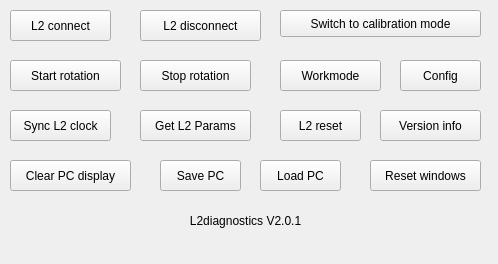
This is forms/ControlsDock.ui in markgol/L2diagnostic as Qt 5 draws it before an edit. The edited form follows.
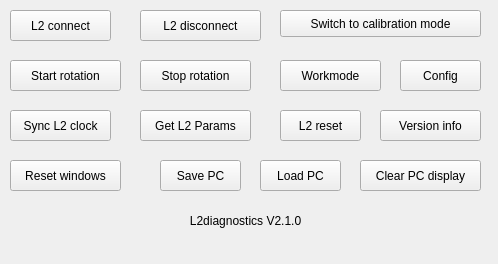
This is the edited form.

```diff
--- a/forms/ControlsDock.ui
+++ b/forms/ControlsDock.ui
@@ -108,7 +108,7 @@
    <widget class="QPushButton" name="btnResetWindows">
     <property name="geometry">
      <rect>
-      <x>370</x>
+      <x>10</x>
       <y>160</y>
       <width>111</width>
       <height>31</height>
@@ -134,7 +134,7 @@
    <widget class="QPushButton" name="btnClearDisplay">
     <property name="geometry">
      <rect>
-      <x>10</x>
+      <x>360</x>
       <y>160</y>
       <width>121</width>
       <height>31</height>
@@ -206,7 +206,7 @@
      </rect>
     </property>
     <property name="text">
-     <string>L2diagnostics V2.0.1</string>
+     <string>L2diagnostics V2.1.0</string>
     </property>
     <property name="alignment">
      <set>Qt::AlignmentFlag::AlignCenter</set>
```
